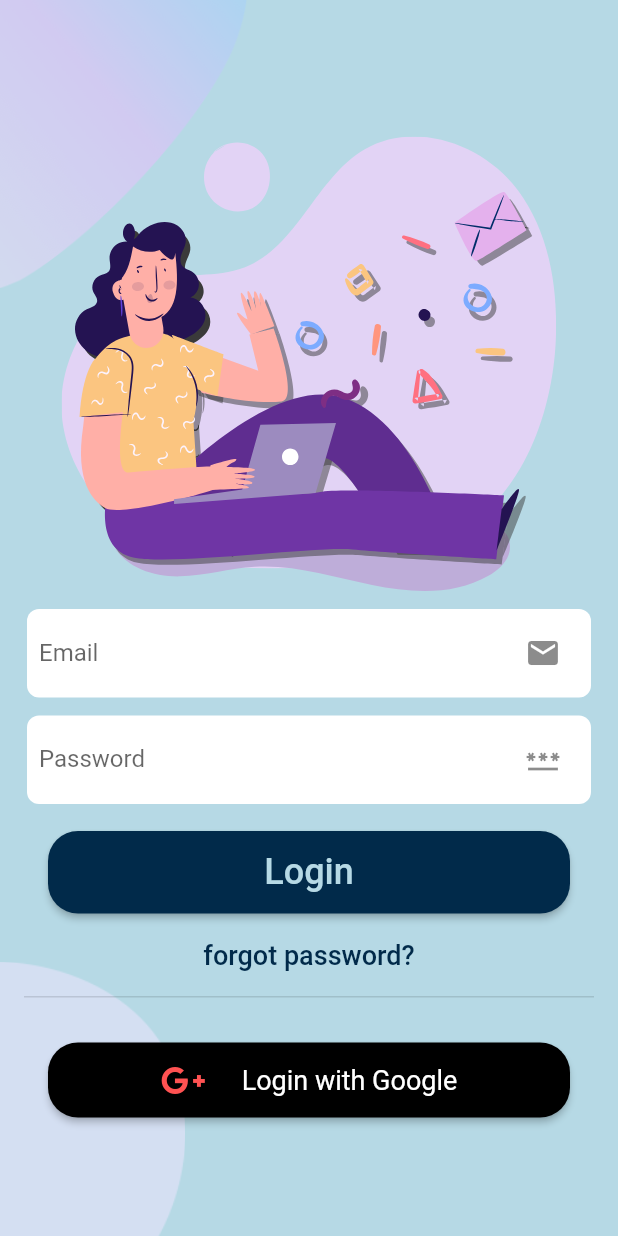
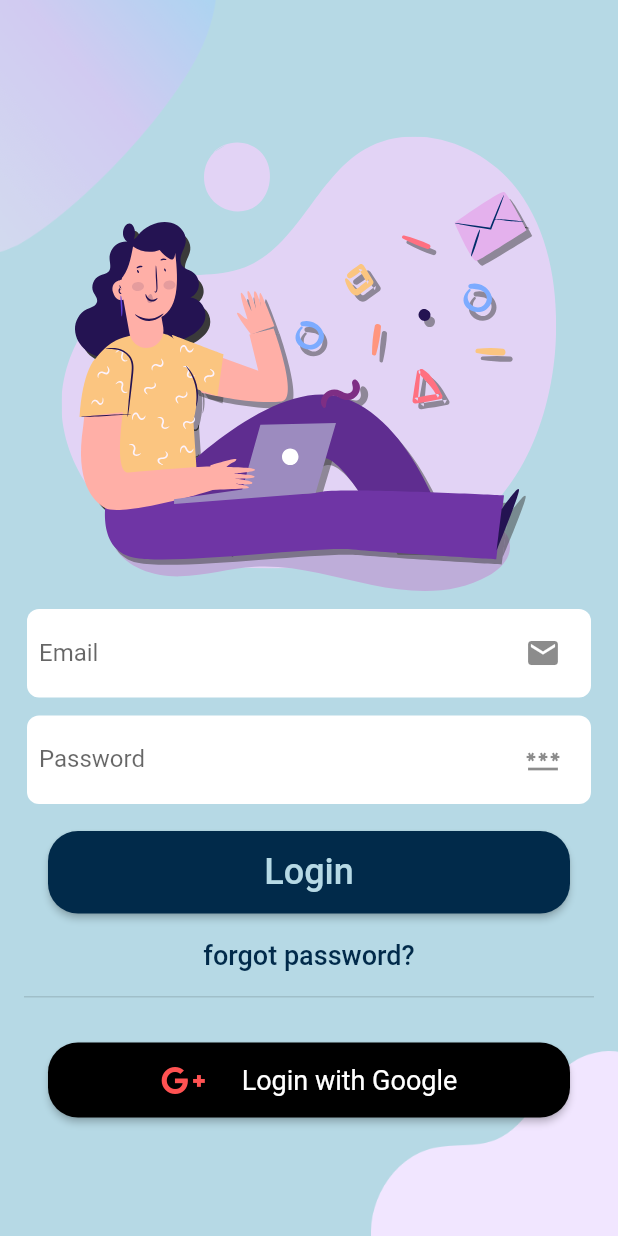
Before and after one commit to SumayaSiddique/CSE327-Group02-Meal_Sharer, a Flutter app: the screen it shows after launch, after a tap on "Login", on a phone screen of 412 x 824 dp. Run offline on Flutter 3.47's test engine with Material 2 defaults, Android fonts, the phone set to English and light mode, and no system bars; our stand-ins replace flutter_svg, font_awesome_flutter, get, lottie; Roboto replaces fonts that are missing (SF Pro Rounded).

Commit message:
Update login_screen.dart

```diff
--- a/meal_sharer/lib/Screens/Login/login_screen.dart
+++ b/meal_sharer/lib/Screens/Login/login_screen.dart
@@ -2,10 +2,9 @@
 import 'package:flutter_svg/flutter_svg.dart';
 import 'package:font_awesome_flutter/font_awesome_flutter.dart';
 import 'package:get/get.dart';
+import 'package:meal_sharer/Screens/Background/background_2.dart';
 import 'package:meal_sharer/Screens/Forgot%20password/forget_password_screen.dart';
 import 'package:meal_sharer/Screens/Home/home_screen.dart';
-
-import 'package:meal_sharer/Screens/Welcome/components/welcome_background.dart';
 import 'package:meal_sharer/constants.dart';
 
 class LogInScreen extends StatefulWidget {
@@ -22,8 +21,11 @@
   @override
   Widget build(BuildContext context) {
     return Scaffold(
-      body: WelcomeBackground(
-        child: Center(
+      body: Background2(
+        child: SafeArea(
+          child: Stack(
+            children: [
+              Center(
                 child: SingleChildScrollView(
                   child: Column(
                     children: [
@@ -42,7 +44,8 @@
                             borderRadius: BorderRadius.circular(8),
                           ),
                           child: Padding(
-                      padding: const EdgeInsets.symmetric(horizontal: 8.0),
+                            padding:
+                                const EdgeInsets.symmetric(horizontal: 8.0),
                             child: TextField(
                               decoration: const InputDecoration(
                                 border: InputBorder.none,
@@ -69,7 +72,8 @@
                             borderRadius: BorderRadius.circular(8),
                           ),
                           child: Padding(
-                      padding: const EdgeInsets.symmetric(horizontal: 8.0),
+                            padding:
+                                const EdgeInsets.symmetric(horizontal: 8.0),
                             child: TextField(
                               obscureText: true,
                               decoration: const InputDecoration(
@@ -190,6 +194,9 @@
                   ),
                 ),
               ),
+            ],
+          ),
+        ),
       ),
     );
   }
```
Lines whose indentation alone changed are shown as unchanged.
